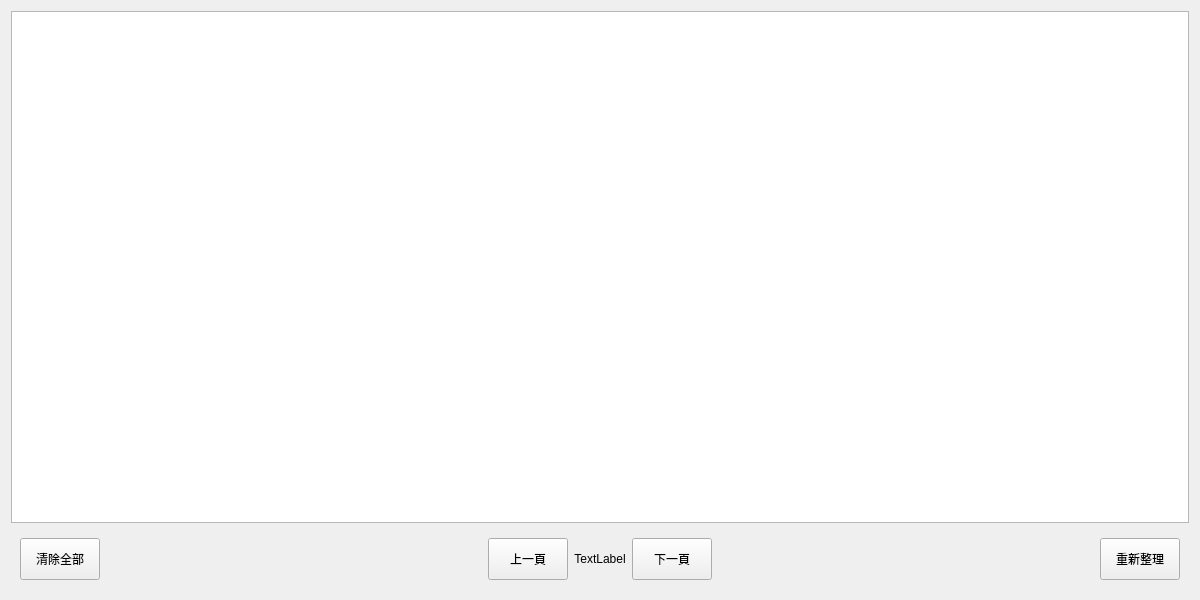
Old version of the form frmeventview.ui in the repository haoyi-jason/BMS_HY01_old.
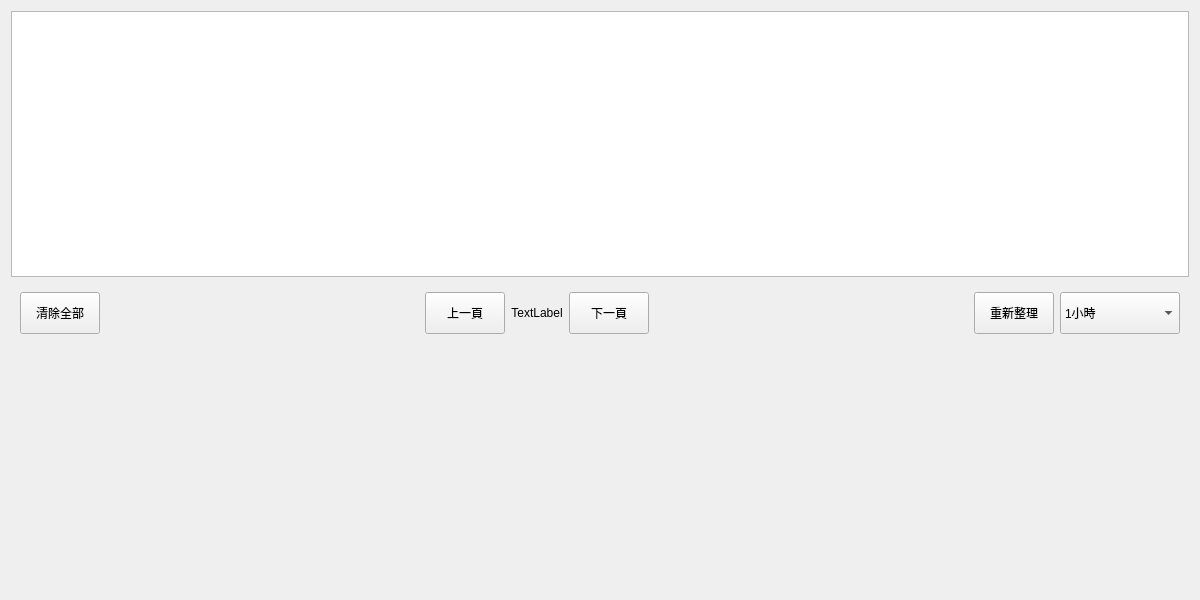
New version of the form. Custom widgets are drawn as their Qt base class.

Commit message: finish history view

Patch:
```diff
--- a/frmeventview.ui
+++ b/frmeventview.ui
@@ -127,11 +127,60 @@
         </property>
        </widget>
       </item>
+      <item>
+       <widget class="QComboBox" name="comboBox">
+        <property name="sizePolicy">
+         <sizepolicy hsizetype="Preferred" vsizetype="MinimumExpanding">
+          <horstretch>0</horstretch>
+          <verstretch>0</verstretch>
+         </sizepolicy>
+        </property>
+        <property name="minimumSize">
+         <size>
+          <width>120</width>
+          <height>0</height>
+         </size>
+        </property>
+        <item>
+         <property name="text">
+          <string>1小時</string>
+         </property>
+        </item>
+        <item>
+         <property name="text">
+          <string>8小時</string>
+         </property>
+        </item>
+        <item>
+         <property name="text">
+          <string>24小時</string>
+         </property>
+        </item>
+       </widget>
+      </item>
      </layout>
     </widget>
    </item>
+   <item>
+    <widget class="historyChart" name="wCharg" native="true">
+     <property name="minimumSize">
+      <size>
+       <width>0</width>
+       <height>240</height>
+      </size>
+     </property>
+    </widget>
+   </item>
   </layout>
  </widget>
+ <customwidgets>
+  <customwidget>
+   <class>historyChart</class>
+   <extends>QWidget</extends>
+   <header location="global">historychart.h</header>
+   <container>1</container>
+  </customwidget>
+ </customwidgets>
  <resources/>
  <connections/>
 </ui>
```
The commit also changes 17 other files.
